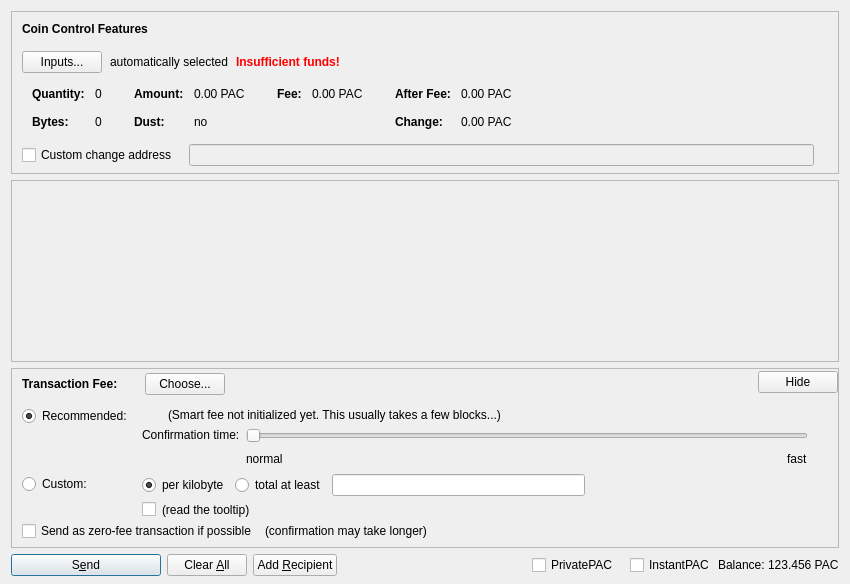
PACCommunity/PAC, file src/qt/forms/sendcoinsdialog.ui: the form before one commit.
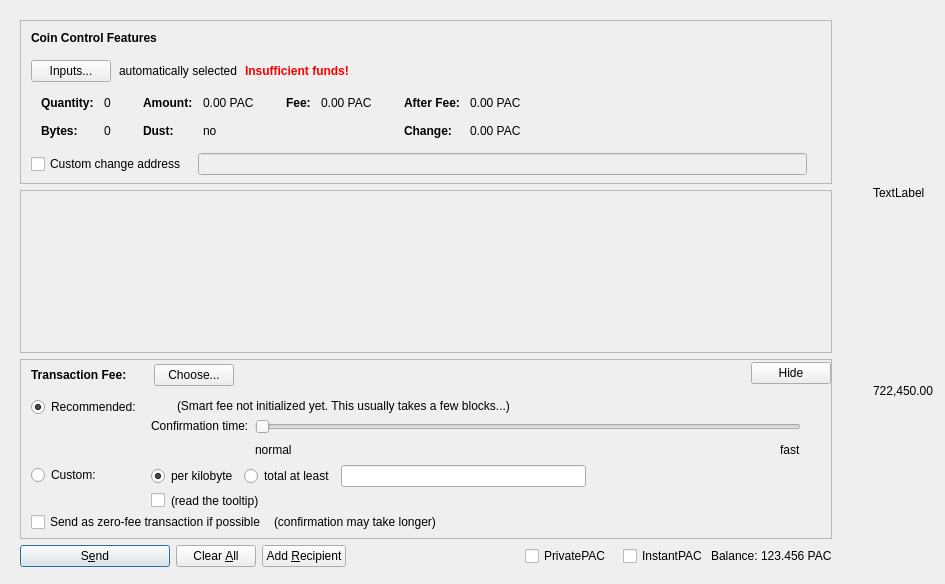
The form after the commit. Icons and pictures are not drawn. Custom widgets are drawn as their Qt base class.

Patch:
```diff
--- a/src/qt/forms/sendcoinsdialog.ui
+++ b/src/qt/forms/sendcoinsdialog.ui
@@ -6,17 +6,43 @@
    <rect>
     <x>0</x>
     <y>0</y>
-    <width>850</width>
+    <width>851</width>
     <height>584</height>
    </rect>
   </property>
   <property name="windowTitle">
    <string>Send Coins</string>
   </property>
-  <layout class="QVBoxLayout" name="verticalLayout" stretch="0,1,0,0">
+  <property name="styleSheet">
+   <string notr="true"/>
+  </property>
+  <property name="windowFilePath">
+   <string/>
+  </property>
+  <property name="class" stdset="0">
+   <string>container</string>
+  </property>
+  <layout class="QVBoxLayout" name="verticalLayout" stretch="0">
    <property name="bottomMargin">
     <number>8</number>
    </property>
+   <item>
+    <layout class="QHBoxLayout" name="horizontalLayout_3">
+     <item>
+      <widget class="QWidget" name="SendCoinsContainer" native="true">
+       <property name="sizePolicy">
+        <sizepolicy hsizetype="MinimumExpanding" vsizetype="MinimumExpanding">
+         <horstretch>0</horstretch>
+         <verstretch>0</verstretch>
+        </sizepolicy>
+       </property>
+       <property name="maximumSize">
+        <size>
+         <width>1200</width>
+         <height>16777215</height>
+        </size>
+       </property>
+       <layout class="QVBoxLayout" name="container">
    <item>
     <widget class="QFrame" name="frameCoinControl">
      <property name="sizePolicy">
@@ -587,11 +613,11 @@
        <rect>
         <x>0</x>
         <y>0</y>
-        <width>824</width>
-        <height>72</height>
-       </rect>
-      </property>
-      <layout class="QVBoxLayout" name="verticalLayout_2" stretch="0,1">
+             <width>706</width>
+             <height>83</height>
+            </rect>
+           </property>
+           <layout class="QVBoxLayout" name="verticalLayout_2" stretch="0,0">
        <property name="leftMargin">
         <number>0</number>
        </property>
@@ -1350,6 +1376,67 @@
    </item>
   </layout>
  </widget>
+     </item>
+     <item>
+      <layout class="QGridLayout" name="gridLayout">
+       <property name="sizeConstraint">
+        <enum>QLayout::SetDefaultConstraint</enum>
+       </property>
+       <property name="spacing">
+        <number>6</number>
+       </property>
+       <item row="1" column="1">
+        <widget class="QWidget" name="pac_icon" native="true">
+         <property name="sizePolicy">
+          <sizepolicy hsizetype="Fixed" vsizetype="Fixed">
+           <horstretch>0</horstretch>
+           <verstretch>0</verstretch>
+          </sizepolicy>
+         </property>
+         <property name="minimumSize">
+          <size>
+           <width>20</width>
+           <height>20</height>
+          </size>
+         </property>
+         <property name="styleSheet">
+          <string notr="true">border-image: url(:/icons/bitcoin);
+</string>
+         </property>
+        </widget>
+       </item>
+       <item row="1" column="2">
+        <widget class="QLabel" name="lblAvailablePacs">
+         <property name="text">
+          <string>722,450.00</string>
+         </property>
+        </widget>
+       </item>
+       <item row="0" column="2">
+        <widget class="QLabel" name="label_2">
+         <property name="sizePolicy">
+          <sizepolicy hsizetype="Fixed" vsizetype="Fixed">
+           <horstretch>0</horstretch>
+           <verstretch>0</verstretch>
+          </sizepolicy>
+         </property>
+         <property name="minimumSize">
+          <size>
+           <width>10</width>
+           <height>10</height>
+          </size>
+         </property>
+         <property name="text">
+          <string>TextLabel</string>
+         </property>
+        </widget>
+       </item>
+      </layout>
+     </item>
+    </layout>
+   </item>
+  </layout>
+ </widget>
  <customwidgets>
   <customwidget>
    <class>QValidatedLineEdit</class>
```
Left out of the diff: 4 changed lines with no effect on the pictures. Lines whose indentation alone changed are shown as unchanged.
